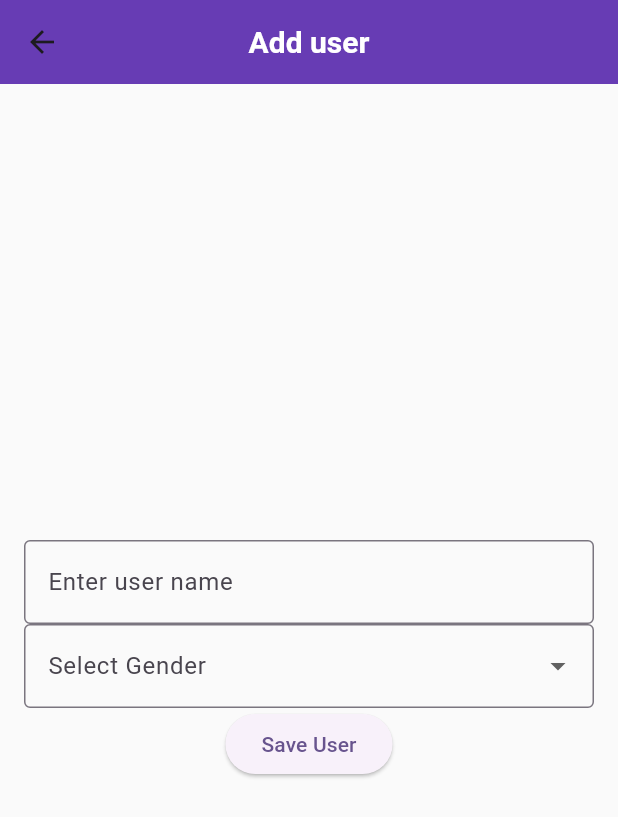
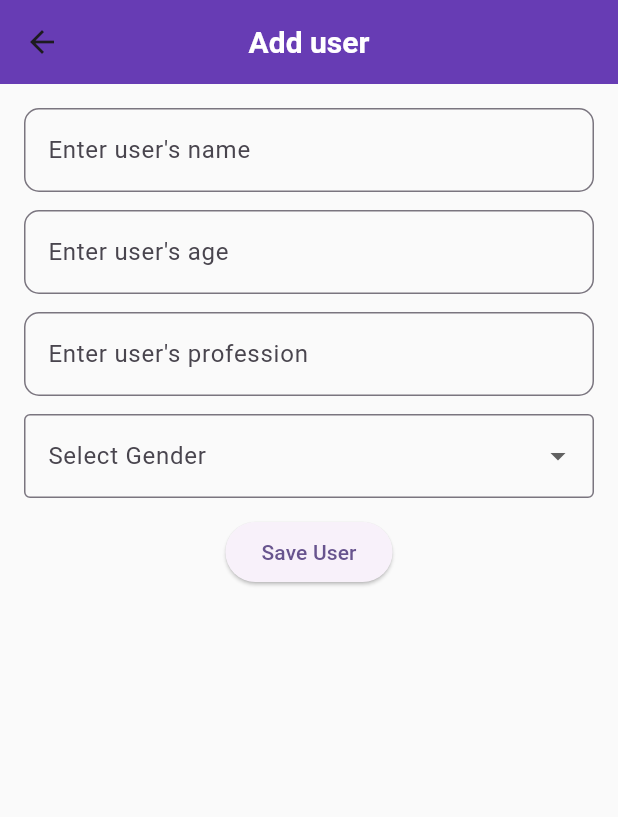
Before and after one commit to cgutierrez234/user_managerv2-application, a Flutter app: the AddUserScreen screen opened by its route, on a phone screen of 412 x 824 dp. Shown: the top 817 px of the screen. Run offline on Flutter 3.47's test engine with Material 3 defaults, Android fonts, the phone set to English and light mode, and no system bars; our stand-ins replace sqflite; accounts and stored records are empty.

Commit message:
Updated user fields in add_user_screen. Also fixed input boxes as well

```diff
--- a/lib/screens/add_user_screen.dart
+++ b/lib/screens/add_user_screen.dart
@@ -22,6 +22,7 @@ class _AddUserScreenState extends State<AddUserScreen> {
     _ageController.dispose();
     _professionController.dispose();
   }
+
   void _showSnackBar(String message) {
     ScaffoldMessenger.of(context).showSnackBar(
       SnackBar(
@@ -44,19 +45,25 @@ class _AddUserScreenState extends State<AddUserScreen> {
       return;
     }
 
-    if(_ageController.text.trim().isEmpty) {
+    if (_ageController.text.trim().isEmpty) {
       _showSnackBar("Please enter an age");
     }
 
-    if(_selectedGender == null) {
+    if (_selectedGender == null) {
       _showSnackBar('Please select your gender');
     }
 
-    if(profession.isEmpty) {
+    if (profession.isEmpty) {
       _showSnackBar('Please enter your profession');
     }
 
-    final newUser = User(id: const Uuid().v4(), name: name, age: age, gender: gender!, profession: profession);
+    final newUser = User(
+      id: const Uuid().v4(),
+      name: name,
+      age: age,
+      gender: gender!,
+      profession: profession,
+    );
     Navigator.pop(context, newUser);
   }
 
@@ -64,7 +71,7 @@ class _AddUserScreenState extends State<AddUserScreen> {
   Widget build(BuildContext context) {
     return Scaffold(
       appBar: AppBar(title: const Text('Add user'), centerTitle: true),
-      body: Padding(
+      body: SingleChildScrollView(
         padding: const EdgeInsets.all(16.0),
         child: Column(
           mainAxisAlignment: MainAxisAlignment.center,
@@ -72,10 +79,33 @@ class _AddUserScreenState extends State<AddUserScreen> {
             TextField(
               controller: _controller,
               decoration: InputDecoration(
-                labelText: 'Enter user name',
-                border: OutlineInputBorder(),
+                labelText: "Enter user's name",
+                border: OutlineInputBorder(
+                  borderRadius: BorderRadius.circular(10),
+                ),
               ),
             ),
+            const SizedBox(height: 12.0),
+            TextField(
+              controller: _ageController,
+              decoration: InputDecoration(
+                labelText: "Enter user's age",
+                border: OutlineInputBorder(
+                  borderRadius: BorderRadius.circular(10),
+                ),
+              ),
+            ),
+            const SizedBox(height: 12),
+            TextField(
+              controller: _professionController,
+              decoration: InputDecoration(
+                labelText: "Enter user's profession",
+                border: OutlineInputBorder(
+                  borderRadius: BorderRadius.circular(10),
+                ),
+              ),
+            ),
+            const SizedBox(height: 12),
             DropdownButtonFormField<String>(
               initialValue: _selectedGender,
               decoration: const InputDecoration(
@@ -85,7 +115,10 @@ class _AddUserScreenState extends State<AddUserScreen> {
               items: const [
                 DropdownMenuItem(value: 'Male', child: Text('Male')),
                 DropdownMenuItem(value: 'Female', child: Text('Female')),
-                DropdownMenuItem(value: 'Non-Binary', child: Text('Non-binary')),
+                DropdownMenuItem(
+                  value: 'Non-Binary',
+                  child: Text('Non-binary'),
+                ),
                 DropdownMenuItem(value: 'Other', child: Text('Other')),
               ],
               onChanged: (value) {
@@ -94,6 +127,7 @@ class _AddUserScreenState extends State<AddUserScreen> {
                 });
               },
             ),
+            const SizedBox(height: 12.0),
             ElevatedButton(
               onPressed: _saveUser,
               child: const Text('Save User'),
--- a/lib/screens/home_screen.dart
+++ b/lib/screens/home_screen.dart
@@ -78,6 +78,9 @@ class _HomeScreenState extends State<HomeScreen> {
                           final updatedUser = User(
                             id: users[index].id,
                             name: updatedName,
+                            age: users[index].age,
+                            gender: users[index].gender,
+                            profession: users[index].profession,
                           );
                           await dbHelper.updateUser(updatedUser);
                           await _loadUsers();
```
